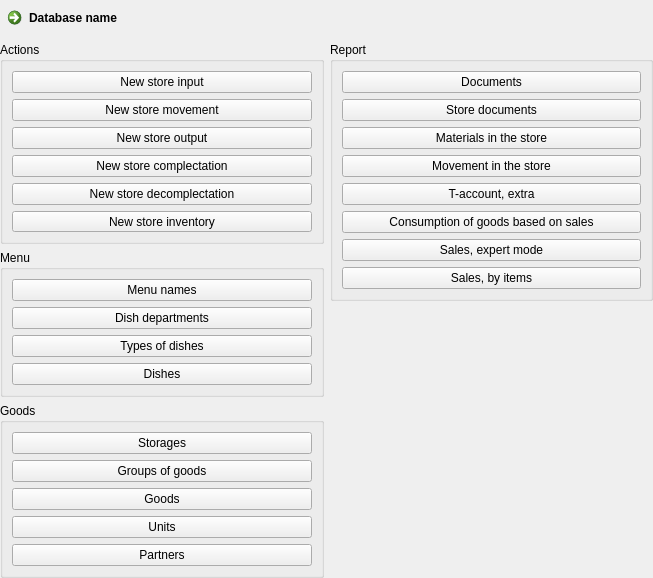
Above: FrontDesk/c5welcomepage.ui from End1-1/Cafe5 before the change. Below: the same form after it.
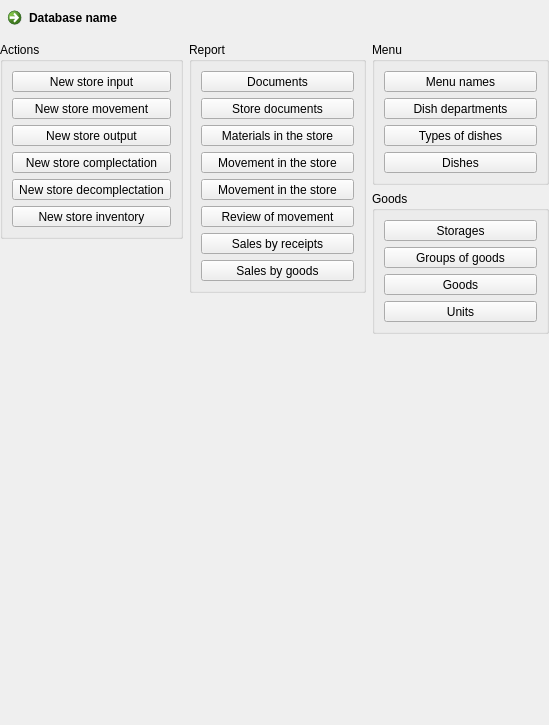
That is the form after the change. Icons and pictures are not drawn.

Diff of the .ui file:
```diff
--- a/FrontDesk/c5welcomepage.ui
+++ b/FrontDesk/c5welcomepage.ui
@@ -6,8 +6,8 @@
    <rect>
     <x>0</x>
     <y>0</y>
-    <width>653</width>
-    <height>578</height>
+    <width>549</width>
+    <height>725</height>
    </rect>
   </property>
   <property name="windowTitle">
@@ -26,14 +26,7 @@
    <property name="bottomMargin">
     <number>0</number>
    </property>
-   <item row="0" column="0" colspan="2">
-    <widget class="QCommandLinkButton" name="btnDatabase">
-     <property name="text">
-      <string>Database name</string>
-     </property>
-    </widget>
-   </item>
-   <item row="2" column="1">
+   <item row="2" column="2">
     <widget class="QWidget" name="widget_2" native="true">
      <layout class="QVBoxLayout" name="verticalLayout_6">
       <property name="leftMargin">
@@ -49,216 +42,19 @@
        <number>0</number>
       </property>
       <item>
-       <widget class="QGroupBox" name="grReports">
-        <property name="title">
-         <string>Report</string>
-        </property>
-        <layout class="QVBoxLayout" name="verticalLayout_2">
-         <item>
-          <widget class="QPushButton" name="btnDocs">
-           <property name="text">
-            <string>Documents</string>
-           </property>
-           <property name="icon">
-            <iconset resource="../resources/res.qrc">
-             <normaloff>:/documents.png</normaloff>:/documents.png</iconset>
-           </property>
-          </widget>
-         </item>
-         <item>
-          <widget class="QPushButton" name="btnStoreDocs">
-           <property name="text">
-            <string>Store documents</string>
-           </property>
-           <property name="icon">
-            <iconset resource="../resources/res.qrc">
-             <normaloff>:/documents.png</normaloff>:/documents.png</iconset>
-           </property>
-          </widget>
-         </item>
-         <item>
-          <widget class="QPushButton" name="btnMaterialsInStore">
-           <property name="text">
-            <string>Materials in the store</string>
-           </property>
-           <property name="icon">
-            <iconset resource="../resources/res.qrc">
-             <normaloff>:/goods.png</normaloff>:/goods.png</iconset>
-           </property>
-          </widget>
-         </item>
-         <item>
-          <widget class="QPushButton" name="btnMovementInStore">
-           <property name="text">
-            <string>Movement in the store</string>
-           </property>
-           <property name="icon">
-            <iconset resource="../resources/res.qrc">
-             <normaloff>:/goods.png</normaloff>:/goods.png</iconset>
-           </property>
-          </widget>
-         </item>
-         <item>
-          <widget class="QPushButton" name="btnTStoreExtra">
-           <property name="text">
-            <string>T-account, extra</string>
-           </property>
-           <property name="icon">
-            <iconset resource="../resources/res.qrc">
-             <normaloff>:/documents.png</normaloff>:/documents.png</iconset>
-           </property>
-          </widget>
-         </item>
-         <item>
-          <widget class="QPushButton" name="btnGoodsOutputBySales">
-           <property name="text">
-            <string>Consumption of goods based on sales</string>
-           </property>
-           <property name="icon">
-            <iconset resource="../resources/res.qrc">
-             <normaloff>:/goods.png</normaloff>:/goods.png</iconset>
-           </property>
-          </widget>
-         </item>
-         <item>
-          <widget class="QPushButton" name="btnSalesCommon">
-           <property name="text">
-            <string>Sales, expert mode</string>
-           </property>
-           <property name="icon">
-            <iconset resource="../resources/res.qrc">
-             <normaloff>:/graph.png</normaloff>:/graph.png</iconset>
-           </property>
-          </widget>
-         </item>
-         <item>
-          <widget class="QPushButton" name="btnSaleOfItems">
-           <property name="text">
-            <string>Sales, by items</string>
-           </property>
-           <property name="icon">
-            <iconset resource="../resources/res.qrc">
-             <normaloff>:/graph.png</normaloff>:/graph.png</iconset>
-           </property>
-          </widget>
-         </item>
-        </layout>
-       </widget>
-      </item>
-      <item>
-       <spacer name="verticalSpacer_2">
-        <property name="orientation">
-         <enum>Qt::Vertical</enum>
-        </property>
-        <property name="sizeHint" stdset="0">
-         <size>
-          <width>20</width>
-          <height>297</height>
-         </size>
-        </property>
-       </spacer>
-      </item>
-     </layout>
-    </widget>
-   </item>
-   <item row="2" column="0">
-    <widget class="QWidget" name="widget" native="true">
-     <layout class="QVBoxLayout" name="verticalLayout_5">
-      <property name="leftMargin">
-       <number>0</number>
-      </property>
-      <property name="topMargin">
-       <number>0</number>
-      </property>
-      <property name="rightMargin">
-       <number>0</number>
-      </property>
-      <property name="bottomMargin">
-       <number>0</number>
-      </property>
-      <item>
-       <widget class="QGroupBox" name="grAction">
-        <property name="title">
-         <string>Actions</string>
-        </property>
-        <layout class="QVBoxLayout" name="verticalLayout">
-         <item>
-          <widget class="QPushButton" name="btnNewStoreInput">
-           <property name="text">
-            <string>New store input</string>
-           </property>
-           <property name="icon">
-            <iconset resource="../resources/res.qrc">
-             <normaloff>:/goods.png</normaloff>:/goods.png</iconset>
-           </property>
-          </widget>
-         </item>
-         <item>
-          <widget class="QPushButton" name="btnNewStoreMovement">
-           <property name="text">
-            <string>New store movement</string>
-           </property>
-           <property name="icon">
-            <iconset resource="../resources/res.qrc">
-             <normaloff>:/goods.png</normaloff>:/goods.png</iconset>
-           </property>
-          </widget>
-         </item>
-         <item>
-          <widget class="QPushButton" name="btnNewStoreOutput">
-           <property name="text">
-            <string>New store output</string>
-           </property>
-           <property name="icon">
-            <iconset resource="../resources/res.qrc">
-             <normaloff>:/goods.png</normaloff>:/goods.png</iconset>
-           </property>
-          </widget>
-         </item>
-         <item>
-          <widget class="QPushButton" name="btnNewComplectation">
-           <property name="text">
-            <string>New store complectation</string>
-           </property>
-           <property name="icon">
-            <iconset resource="../resources/res.qrc">
-             <normaloff>:/goods.png</normaloff>:/goods.png</iconset>
-           </property>
-          </widget>
-         </item>
-         <item>
-          <widget class="QPushButton" name="btnNewStoreDecomplectation">
-           <property name="text">
-            <string>New store decomplectation</string>
-           </property>
-           <property name="icon">
-            <iconset resource="../resources/res.qrc">
-             <normaloff>:/goods.png</normaloff>:/goods.png</iconset>
-           </property>
-          </widget>
-         </item>
-         <item>
-          <widget class="QPushButton" name="btnNewStoreInventory">
-           <property name="text">
-            <string>New store inventory</string>
-           </property>
-           <property name="icon">
-            <iconset resource="../resources/res.qrc">
-             <normaloff>:/goods.png</normaloff>:/goods.png</iconset>
-           </property>
-          </widget>
-         </item>
-        </layout>
-       </widget>
-      </item>
-      <item>
        <widget class="QGroupBox" name="grMenu">
         <property name="title">
          <string>Menu</string>
         </property>
         <layout class="QVBoxLayout" name="verticalLayout_4">
          <item>
-          <widget class="QPushButton" name="btnMenuName">
+          <widget class="QToolButton" name="btnMenuName">
+           <property name="sizePolicy">
+            <sizepolicy hsizetype="Preferred" vsizetype="Fixed">
+             <horstretch>0</horstretch>
+             <verstretch>0</verstretch>
+            </sizepolicy>
+           </property>
            <property name="text">
             <string>Menu names</string>
            </property>
@@ -266,10 +62,25 @@
             <iconset resource="../resources/res.qrc">
              <normaloff>:/menu.png</normaloff>:/menu.png</iconset>
            </property>
+           <property name="iconSize">
+            <size>
+             <width>16</width>
+             <height>16</height>
+            </size>
+           </property>
+           <property name="toolButtonStyle">
+            <enum>Qt::ToolButtonTextUnderIcon</enum>
+           </property>
           </widget>
          </item>
          <item>
-          <widget class="QPushButton" name="btnDishDepts">
+          <widget class="QToolButton" name="btnDishDepts">
+           <property name="sizePolicy">
+            <sizepolicy hsizetype="Preferred" vsizetype="Fixed">
+             <horstretch>0</horstretch>
+             <verstretch>0</verstretch>
+            </sizepolicy>
+           </property>
            <property name="text">
             <string>Dish departments</string>
            </property>
@@ -277,10 +88,25 @@
             <iconset resource="../resources/res.qrc">
              <normaloff>:/menu.png</normaloff>:/menu.png</iconset>
            </property>
+           <property name="iconSize">
+            <size>
+             <width>16</width>
+             <height>16</height>
+            </size>
+           </property>
+           <property name="toolButtonStyle">
+            <enum>Qt::ToolButtonTextUnderIcon</enum>
+           </property>
           </widget>
          </item>
          <item>
-          <widget class="QPushButton" name="btnTypesOfDishes">
+          <widget class="QToolButton" name="btnTypesOfDishes">
+           <property name="sizePolicy">
+            <sizepolicy hsizetype="Preferred" vsizetype="Fixed">
+             <horstretch>0</horstretch>
+             <verstretch>0</verstretch>
+            </sizepolicy>
+           </property>
            <property name="text">
             <string>Types of dishes</string>
            </property>
@@ -288,10 +114,25 @@
             <iconset resource="../resources/res.qrc">
              <normaloff>:/menu.png</normaloff>:/menu.png</iconset>
            </property>
+           <property name="iconSize">
+            <size>
+             <width>16</width>
+             <height>16</height>
+            </size>
+           </property>
+           <property name="toolButtonStyle">
+            <enum>Qt::ToolButtonTextUnderIcon</enum>
+           </property>
           </widget>
          </item>
          <item>
-          <widget class="QPushButton" name="btnDishes">
+          <widget class="QToolButton" name="btnDishes">
+           <property name="sizePolicy">
+            <sizepolicy hsizetype="Preferred" vsizetype="Fixed">
+             <horstretch>0</horstretch>
+             <verstretch>0</verstretch>
+            </sizepolicy>
+           </property>
            <property name="text">
             <string>Dishes</string>
            </property>
@@ -299,6 +140,15 @@
             <iconset resource="../resources/res.qrc">
              <normaloff>:/menu.png</normaloff>:/menu.png</iconset>
            </property>
+           <property name="iconSize">
+            <size>
+             <width>16</width>
+             <height>16</height>
+            </size>
+           </property>
+           <property name="toolButtonStyle">
+            <enum>Qt::ToolButtonTextUnderIcon</enum>
+           </property>
           </widget>
          </item>
         </layout>
@@ -311,7 +161,13 @@
         </property>
         <layout class="QVBoxLayout" name="verticalLayout_3">
          <item>
-          <widget class="QPushButton" name="btnStorages">
+          <widget class="QToolButton" name="btnStorages">
+           <property name="sizePolicy">
+            <sizepolicy hsizetype="Preferred" vsizetype="Fixed">
+             <horstretch>0</horstretch>
+             <verstretch>0</verstretch>
+            </sizepolicy>
+           </property>
            <property name="text">
             <string>Storages</string>
            </property>
@@ -319,10 +175,25 @@
             <iconset resource="../resources/res.qrc">
              <normaloff>:/goods.png</normaloff>:/goods.png</iconset>
            </property>
+           <property name="iconSize">
+            <size>
+             <width>16</width>
+             <height>16</height>
+            </size>
+           </property>
+           <property name="toolButtonStyle">
+            <enum>Qt::ToolButtonTextUnderIcon</enum>
+           </property>
           </widget>
          </item>
          <item>
-          <widget class="QPushButton" name="btnGoodsGroups">
+          <widget class="QToolButton" name="btnGoodsGroups">
+           <property name="sizePolicy">
+            <sizepolicy hsizetype="Preferred" vsizetype="Fixed">
+             <horstretch>0</horstretch>
+             <verstretch>0</verstretch>
+            </sizepolicy>
+           </property>
            <property name="text">
             <string>Groups of goods</string>
            </property>
@@ -330,10 +201,25 @@
             <iconset resource="../resources/res.qrc">
              <normaloff>:/goods.png</normaloff>:/goods.png</iconset>
            </property>
+           <property name="iconSize">
+            <size>
+             <width>16</width>
+             <height>16</height>
+            </size>
+           </property>
+           <property name="toolButtonStyle">
+            <enum>Qt::ToolButtonTextUnderIcon</enum>
+           </property>
           </widget>
          </item>
          <item>
-          <widget class="QPushButton" name="btnGoods">
+          <widget class="QToolButton" name="btnGoods">
+           <property name="sizePolicy">
+            <sizepolicy hsizetype="Preferred" vsizetype="Fixed">
+             <horstretch>0</horstretch>
+             <verstretch>0</verstretch>
+            </sizepolicy>
+           </property>
            <property name="text">
             <string>Goods</string>
            </property>
@@ -341,10 +227,25 @@
             <iconset resource="../resources/res.qrc">
              <normaloff>:/goods.png</normaloff>:/goods.png</iconset>
            </property>
+           <property name="iconSize">
+            <size>
+             <width>16</width>
+             <height>16</height>
+            </size>
+           </property>
+           <property name="toolButtonStyle">
+            <enum>Qt::ToolButtonTextUnderIcon</enum>
+           </property>
           </widget>
          </item>
          <item>
-          <widget class="QPushButton" name="btnUnits">
+          <widget class="QToolButton" name="btnUnits">
+           <property name="sizePolicy">
+            <sizepolicy hsizetype="Preferred" vsizetype="Fixed">
+             <horstretch>0</horstretch>
+             <verstretch>0</verstretch>
+            </sizepolicy>
+           </property>
            <property name="text">
             <string>Units</string>
            </property>
@@ -352,16 +253,210 @@
             <iconset resource="../resources/res.qrc">
              <normaloff>:/goods.png</normaloff>:/goods.png</iconset>
            </property>
+           <property name="iconSize">
+            <size>
+             <width>16</width>
+             <height>16</height>
+            </size>
+           </property>
+           <property name="toolButtonStyle">
+            <enum>Qt::ToolButtonTextUnderIcon</enum>
+           </property>
           </widget>
          </item>
+        </layout>
+       </widget>
+      </item>
+      <item>
+       <spacer name="verticalSpacer_2">
+        <property name="orientation">
+         <enum>Qt::Vertical</enum>
+        </property>
+        <property name="sizeHint" stdset="0">
+         <size>
+          <width>20</width>
+          <height>297</height>
+         </size>
+        </property>
+       </spacer>
+      </item>
+     </layout>
+    </widget>
+   </item>
+   <item row="2" column="0">
+    <widget class="QWidget" name="widget" native="true">
+     <layout class="QVBoxLayout" name="verticalLayout_5">
+      <property name="leftMargin">
+       <number>0</number>
+      </property>
+      <property name="topMargin">
+       <number>0</number>
+      </property>
+      <property name="rightMargin">
+       <number>0</number>
+      </property>
+      <property name="bottomMargin">
+       <number>0</number>
+      </property>
+      <item>
+       <widget class="QGroupBox" name="grAction">
+        <property name="title">
+         <string>Actions</string>
+        </property>
+        <layout class="QVBoxLayout" name="verticalLayout">
          <item>
-          <widget class="QPushButton" name="btnPartners">
+          <widget class="QToolButton" name="btnNewStoreInput">
+           <property name="sizePolicy">
+            <sizepolicy hsizetype="Preferred" vsizetype="Fixed">
+             <horstretch>0</horstretch>
+             <verstretch>0</verstretch>
+            </sizepolicy>
+           </property>
            <property name="text">
-            <string>Partners</string>
+            <string>New store input</string>
            </property>
            <property name="icon">
             <iconset resource="../resources/res.qrc">
-             <normaloff>:/goods.png</normaloff>:/goods.png</iconset>
+             <normaloff>:/newdocument.png</normaloff>:/newdocument.png</iconset>
+           </property>
+           <property name="iconSize">
+            <size>
+             <width>16</width>
+             <height>16</height>
+            </size>
+           </property>
+           <property name="toolButtonStyle">
+            <enum>Qt::ToolButtonTextUnderIcon</enum>
+           </property>
+          </widget>
+         </item>
+         <item>
+          <widget class="QToolButton" name="btnNewStoreMovement">
+           <property name="sizePolicy">
+            <sizepolicy hsizetype="Preferred" vsizetype="Fixed">
+             <horstretch>0</horstretch>
+             <verstretch>0</verstretch>
+            </sizepolicy>
+           </property>
+           <property name="text">
+            <string>New store movement</string>
+           </property>
+           <property name="icon">
+            <iconset resource="../resources/res.qrc">
+             <normaloff>:/newdocument.png</normaloff>:/newdocument.png</iconset>
+           </property>
+           <property name="iconSize">
+            <size>
+             <width>16</width>
+             <height>16</height>
+            </size>
+           </property>
+           <property name="toolButtonStyle">
+            <enum>Qt::ToolButtonTextUnderIcon</enum>
+           </property>
+          </widget>
+         </item>
+         <item>
+          <widget class="QToolButton" name="btnNewStoreOutput">
+           <property name="sizePolicy">
+            <sizepolicy hsizetype="Preferred" vsizetype="Fixed">
+             <horstretch>0</horstretch>
+             <verstretch>0</verstretch>
+            </sizepolicy>
+           </property>
+           <property name="text">
+            <string>New store output</string>
+           </property>
+           <property name="icon">
+            <iconset resource="../resources/res.qrc">
+             <normaloff>:/newdocument.png</normaloff>:/newdocument.png</iconset>
+           </property>
+           <property name="iconSize">
+            <size>
+             <width>16</width>
+             <height>16</height>
+            </size>
+           </property>
+           <property name="toolButtonStyle">
+            <enum>Qt::ToolButtonTextUnderIcon</enum>
+           </property>
+          </widget>
+         </item>
+         <item>
+          <widget class="QToolButton" name="btnNewComplectation">
+           <property name="sizePolicy">
+            <sizepolicy hsizetype="Preferred" vsizetype="Fixed">
+             <horstretch>0</horstretch>
+             <verstretch>0</verstretch>
+            </sizepolicy>
+           </property>
+           <property name="text">
+            <string>New store complectation</string>
+           </property>
+           <property name="icon">
+            <iconset resource="../resources/res.qrc">
+             <normaloff>:/newdocument.png</normaloff>:/newdocument.png</iconset>
+           </property>
+           <property name="iconSize">
+            <size>
+             <width>16</width>
+             <height>16</height>
+            </size>
+           </property>
+           <property name="toolButtonStyle">
+            <enum>Qt::ToolButtonTextUnderIcon</enum>
+           </property>
+          </widget>
+         </item>
+         <item>
+          <widget class="QToolButton" name="btnNewStoreDecomplectation">
+           <property name="sizePolicy">
+            <sizepolicy hsizetype="Preferred" vsizetype="Fixed">
+             <horstretch>0</horstretch>
+             <verstretch>0</verstretch>
+            </sizepolicy>
+           </property>
+           <property name="text">
+            <string>New store decomplectation</string>
+           </property>
+           <property name="icon">
+            <iconset resource="../resources/res.qrc">
+             <normaloff>:/newdocument.png</normaloff>:/newdocument.png</iconset>
+           </property>
+           <property name="iconSize">
+            <size>
+             <width>16</width>
+             <height>16</height>
+            </size>
+           </property>
+           <property name="toolButtonStyle">
+            <enum>Qt::ToolButtonTextUnderIcon</enum>
+           </property>
+          </widget>
+         </item>
+         <item>
+          <widget class="QToolButton" name="btnNewStoreInventory">
+           <property name="sizePolicy">
+            <sizepolicy hsizetype="Preferred" vsizetype="Fixed">
+             <horstretch>0</horstretch>
+             <verstretch>0</verstretch>
+            </sizepolicy>
+           </property>
+           <property name="text">
+            <string>New store inventory</string>
+           </property>
+           <property name="icon">
+            <iconset resource="../resources/res.qrc">
+             <normaloff>:/newdocument.png</normaloff>:/newdocument.png</iconset>
+           </property>
+           <property name="iconSize">
+            <size>
+             <width>16</width>
+             <height>16</height>
+            </size>
+           </property>
+           <property name="toolButtonStyle">
+            <enum>Qt::ToolButtonTextUnderIcon</enum>
            </property>
           </widget>
          </item>
@@ -384,6 +479,213 @@
      </layout>
     </widget>
    </item>
+   <item row="0" column="0" colspan="3">
+    <widget class="QCommandLinkButton" name="btnDatabase">
+     <property name="text">
+      <string>Database name</string>
+     </property>
+    </widget>
+   </item>
+   <item row="2" column="1">
+    <widget class="QWidget" name="widget_3" native="true">
+     <layout class="QVBoxLayout" name="verticalLayout_7">
+      <property name="leftMargin">
+       <number>0</number>
+      </property>
+      <property name="topMargin">
+       <number>0</number>
+      </property>
+      <property name="rightMargin">
+       <number>0</number>
+      </property>
+      <property name="bottomMargin">
+       <number>0</number>
+      </property>
+      <item>
+       <widget class="QGroupBox" name="grReports">
+        <property name="title">
+         <string>Report</string>
+        </property>
+        <layout class="QVBoxLayout" name="verticalLayout_2">
+         <item>
+          <widget class="QToolButton" name="btnDocs">
+           <property name="sizePolicy">
+            <sizepolicy hsizetype="Preferred" vsizetype="Fixed">
+             <horstretch>0</horstretch>
+             <verstretch>0</verstretch>
+            </sizepolicy>
+           </property>
+           <property name="text">
+            <string>Documents</string>
+           </property>
+           <property name="icon">
+            <iconset resource="../resources/res.qrc">
+             <normaloff>:/documents.png</normaloff>:/documents.png</iconset>
+           </property>
+           <property name="toolButtonStyle">
+            <enum>Qt::ToolButtonTextUnderIcon</enum>
+           </property>
+          </widget>
+         </item>
+         <item>
+          <widget class="QToolButton" name="btnStoreDocs">
+           <property name="sizePolicy">
+            <sizepolicy hsizetype="Preferred" vsizetype="Fixed">
+             <horstretch>0</horstretch>
+             <verstretch>0</verstretch>
+            </sizepolicy>
+           </property>
+           <property name="text">
+            <string>Store documents</string>
+           </property>
+           <property name="icon">
+            <iconset resource="../resources/res.qrc">
+             <normaloff>:/documents.png</normaloff>:/documents.png</iconset>
+           </property>
+           <property name="toolButtonStyle">
+            <enum>Qt::ToolButtonTextUnderIcon</enum>
+           </property>
+          </widget>
+         </item>
+         <item>
+          <widget class="QToolButton" name="btnMaterialsInStore">
+           <property name="sizePolicy">
+            <sizepolicy hsizetype="Preferred" vsizetype="Fixed">
+             <horstretch>0</horstretch>
+             <verstretch>0</verstretch>
+            </sizepolicy>
+           </property>
+           <property name="text">
+            <string>Materials in the store</string>
+           </property>
+           <property name="icon">
+            <iconset resource="../resources/res.qrc">
+             <normaloff>:/documents.png</normaloff>:/documents.png</iconset>
+           </property>
+           <property name="toolButtonStyle">
+            <enum>Qt::ToolButtonTextUnderIcon</enum>
+           </property>
+          </widget>
+         </item>
+         <item>
+          <widget class="QToolButton" name="btnMovementInStore">
+           <property name="sizePolicy">
+            <sizepolicy hsizetype="Preferred" vsizetype="Fixed">
+             <horstretch>0</horstretch>
+             <verstretch>0</verstretch>
+            </sizepolicy>
+           </property>
+           <property name="text">
+            <string>Movement in the store</string>
+           </property>
+           <property name="icon">
+            <iconset resource="../resources/res.qrc">
+             <normaloff>:/documents.png</normaloff>:/documents.png</iconset>
+           </property>
+           <property name="toolButtonStyle">
+            <enum>Qt::ToolButtonTextUnderIcon</enum>
+           </property>
+          </widget>
+         </item>
+         <item>
+          <widget class="QToolButton" name="btnMovementInStore_2">
+           <property name="sizePolicy">
+            <sizepolicy hsizetype="Preferred" vsizetype="Fixed">
+             <horstretch>0</horstretch>
+             <verstretch>0</verstretch>
+            </sizepolicy>
+           </property>
+           <property name="text">
+            <string>Movement in the store</string>
+           </property>
+           <property name="icon">
+            <iconset resource="../resources/res.qrc">
+             <normaloff>:/documents.png</normaloff>:/documents.png</iconset>
+           </property>
+           <property name="toolButtonStyle">
+            <enum>Qt::ToolButtonTextUnderIcon</enum>
+           </property>
+          </widget>
+         </item>
+         <item>
+          <widget class="QToolButton" name="btnTStoreExtra">
+           <property name="sizePolicy">
+            <sizepolicy hsizetype="Preferred" vsizetype="Fixed">
+             <horstretch>0</horstretch>
+             <verstretch>0</verstretch>
+            </sizepolicy>
+           </property>
+           <property name="text">
+            <string>Review of movement</string>
+           </property>
+           <property name="icon">
+            <iconset resource="../resources/res.qrc">
+             <normaloff>:/documents.png</normaloff>:/documents.png</iconset>
+           </property>
+           <property name="toolButtonStyle">
+            <enum>Qt::ToolButtonTextUnderIcon</enum>
+           </property>
+          </widget>
+         </item>
+         <item>
+          <widget class="QToolButton" name="btnSalesCommon">
+           <property name="sizePolicy">
+            <sizepolicy hsizetype="Preferred" vsizetype="Fixed">
+             <horstretch>0</horstretch>
+             <verstretch>0</verstretch>
+            </sizepolicy>
+           </property>
+           <property name="text">
+            <string>Sales by receipts</string>
+           </property>
+           <property name="icon">
+            <iconset resource="../resources/res.qrc">
+             <normaloff>:/graph.png</normaloff>:/graph.png</iconset>
+           </property>
+           <property name="toolButtonStyle">
+            <enum>Qt::ToolButtonTextUnderIcon</enum>
+           </property>
+          </widget>
+         </item>
+         <item>
+          <widget class="QToolButton" name="btnSaleOfItems">
+           <property name="sizePolicy">
+            <sizepolicy hsizetype="Preferred" vsizetype="Fixed">
+             <horstretch>0</horstretch>
+             <verstretch>0</verstretch>
+            </sizepolicy>
+           </property>
+           <property name="text">
+            <string>Sales by goods</string>
+           </property>
+           <property name="icon">
+            <iconset resource="../resources/res.qrc">
+             <normaloff>:/graph.png</normaloff>:/graph.png</iconset>
+           </property>
+           <property name="toolButtonStyle">
+            <enum>Qt::ToolButtonTextUnderIcon</enum>
+           </property>
+          </widget>
+         </item>
+        </layout>
+       </widget>
+      </item>
+      <item>
+       <spacer name="verticalSpacer_3">
+        <property name="orientation">
+         <enum>Qt::Vertical</enum>
+        </property>
+        <property name="sizeHint" stdset="0">
+         <size>
+          <width>20</width>
+          <height>283</height>
+         </size>
+        </property>
+       </spacer>
+      </item>
+     </layout>
+    </widget>
+   </item>
   </layout>
  </widget>
  <resources>
```
